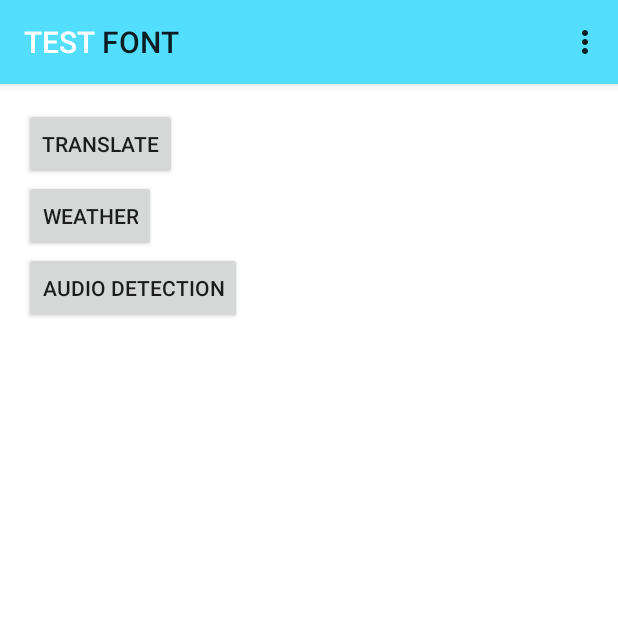
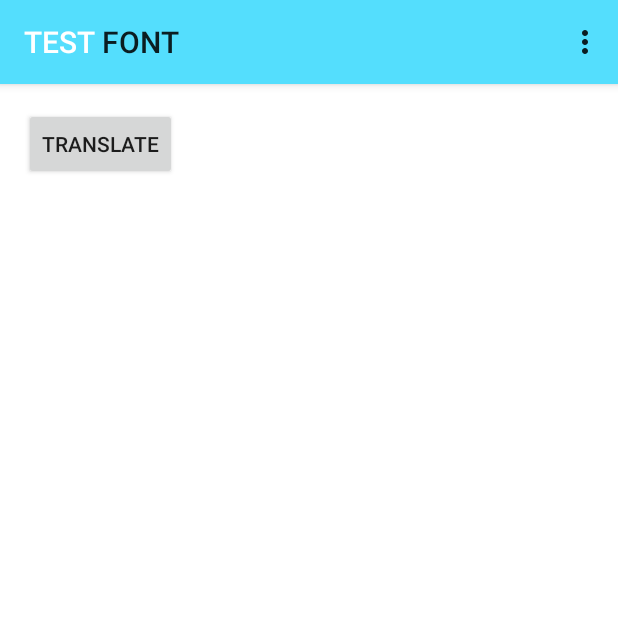
Before and after one commit to thekeenant/hearing-helper, an Android app: the screen it shows after launch (MainActivity), on a phone screen of 412 x 824 dp, the top half of it. Run offline under Robolectric (Android 15) with nearby library versions, the phone set to English and light mode, and no system bars.

Commit message:
removed activities and condesnsed to main activity

```diff
--- a/app/src/main/java/com/nocomment/providingears/MainActivity.java
+++ b/app/src/main/java/com/nocomment/providingears/MainActivity.java
@@ -1,14 +1,18 @@
 package com.nocomment.providingears;
 
 import android.app.Activity;
+import android.content.Context;
 import android.content.Intent;
 import android.content.res.Resources;
 import android.graphics.Color;
 import android.graphics.drawable.ColorDrawable;
+import android.os.AsyncTask;
 import android.os.Bundle;
+import android.os.Vibrator;
 import android.text.Spannable;
 import android.text.SpannableString;
 import android.text.style.ForegroundColorSpan;
+import android.util.Log;
 import android.view.Menu;
 import android.view.MenuItem;
 import android.view.View;
@@ -16,14 +20,57 @@ import android.widget.TextView;
 
 public class MainActivity extends Activity {
 
+    private boolean isRuning = true;
+
     @Override
     protected void onCreate(Bundle savedInstanceState) {
         super.onCreate(savedInstanceState);
         setContentView(R.layout.activity_main);
         getActionBar().setBackgroundDrawable(new ColorDrawable(Color.parseColor("#54DEFD")));
         Spannable text = new SpannableString("TEST FONT");
-        text.setSpan(new ForegroundColorSpan(Color.WHITE), 0, "test".length(), Spannable.SPAN_INCLUSIVE_INCLUSIVE);
+        text.setSpan(new ForegroundColorSpan(Color.WHITE), 0, "test" .length(), Spannable.SPAN_INCLUSIVE_INCLUSIVE);
         getActionBar().setTitle(text);
+
+
+        new LongOperation().execute("");
+    }
+
+    private class LongOperation extends AsyncTask<String, Void, String> {
+
+        @Override
+        protected void onPreExecute() {
+        }
+
+        @Override
+        protected String doInBackground(String... params) {
+            NoiseRecorder noiseRecorder = new NoiseRecorder();
+            double db;
+
+            while (isRuning) {
+                db = noiseRecorder.highestNoiseLevel();
+                if (db > 90) {
+                    Vibrator v = (Vibrator) getSystemService(Context.VIBRATOR_SERVICE);
+                    v.vibrate(500);
+                }
+                Log.d("NOISE LEVEL", String.valueOf(db));
+            }
+            return null;
+        }
+
+
+        @Override
+        protected void onPostExecute(String result) {
+        }
+
+        @Override
+        protected void onProgressUpdate(Void... values) {
+        }
+    }
+
+    @Override
+    protected void onPause() {
+        super.onPause();
+        isRuning = false;
     }
 
     @Override
@@ -48,15 +95,7 @@ public class MainActivity extends Activity {
         return super.onOptionsItemSelected(item);
     }
 
-    public void onAudioClick(View view){
-        startActivity(new Intent(getApplicationContext(), Audio.class));
-    }
-
-    public void onTranslateClick(View view){
+    public void onTranslateClick(View view) {
         startActivity(new Intent(getApplicationContext(), Translate.class));
     }
-
-    public void onWeatherClick(View view){
-        startActivity(new Intent(getApplicationContext(), Weather.class));
-    }
 }
--- a/app/src/main/res/layout/activity_main.xml
+++ b/app/src/main/res/layout/activity_main.xml
@@ -15,21 +15,4 @@
         android:text="Translate"
         android:onClick="onTranslateClick" />
 
-    <Button
-        android:layout_width="wrap_content"
-        android:layout_height="wrap_content"
-        android:text="weather"
-        android:id="@+id/button2"
-        android:layout_below="@+id/button"
-        android:layout_alignParentStart="true"
-        android:onClick="onWeatherClick" />
-
-    <Button
-        android:layout_width="wrap_content"
-        android:layout_height="wrap_content"
-        android:text="Audio Detection"
-        android:id="@+id/button3"
-        android:layout_below="@+id/button2"
-        android:layout_alignParentStart="true"
-        android:onClick="onAudioClick" />
 </RelativeLayout>
```
Also changed, not shown: app/src/main/AndroidManifest.xml (+0 -8 lines), app/src/main/java/com/nocomment/providingears/Audio.java (deleted, +0 -53 lines), app/src/main/java/com/nocomment/providingears/Weather.java (deleted, +0 -14 lines), app/src/main/res/layout/activity_audio.xml (deleted, +0 -11 lines), app/src/main/res/layout/activity_weather.xml (deleted, +0 -11 lines).
